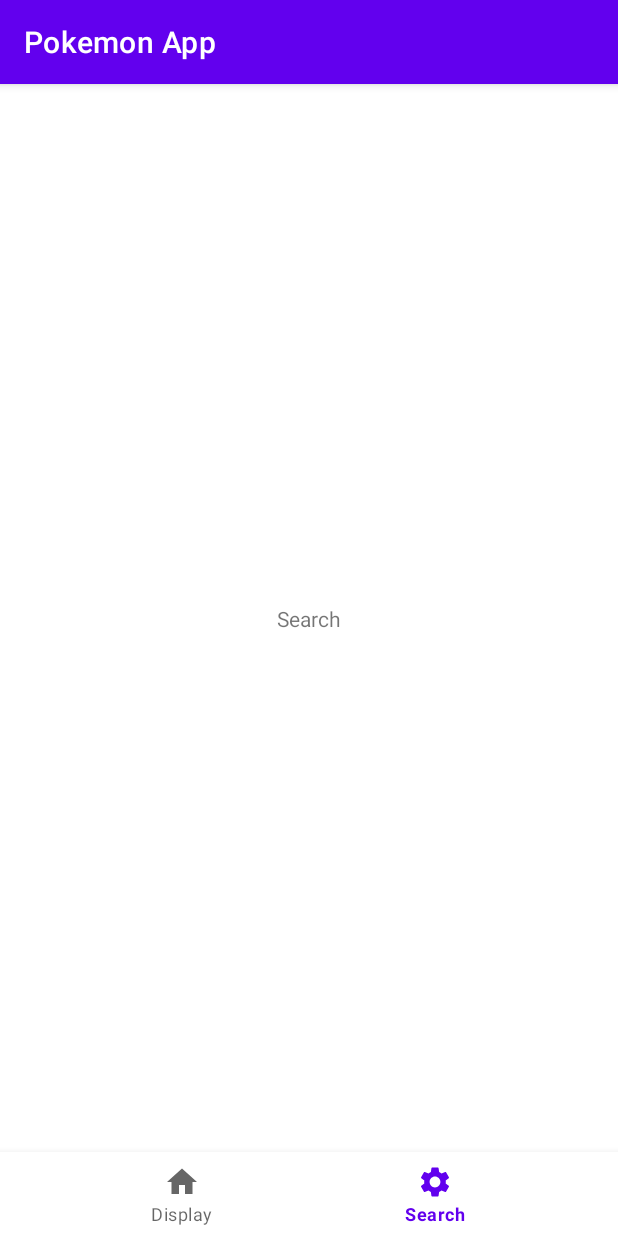
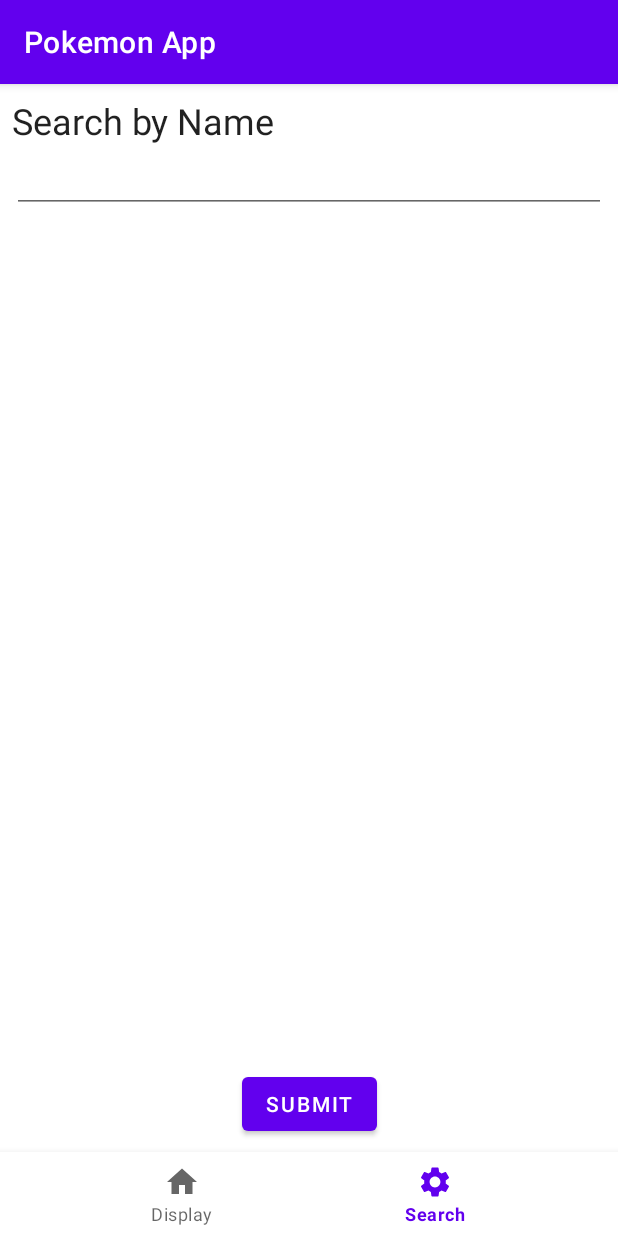
Before and after one commit to nickdiaz57/PokemonApp, an Android app: the SearchFragment screen opened through its navigation route, on a phone screen of 412 x 824 dp. Run offline under Robolectric (Android 15) with nearby library versions, the phone set to English and light mode, and no system bars; our stand-ins replace Dagger/Hilt's generated code, navigation-ui; 1 statement that could not run was skipped.

```diff
--- a/app/src/main/java/com/example/pokemonapp/model/Card.kt
+++ b/app/src/main/java/com/example/pokemonapp/model/Card.kt
@@ -13,6 +13,7 @@ import kotlinx.parcelize.Parcelize
 data class Card(
     @PrimaryKey val id: String?,
     val evolvesFrom: String?,
+    val evolvesTo: List<String>?,
     val hp: String?,
     val images: Images?,
     val name: String?,
--- a/app/src/main/java/com/example/pokemonapp/view/SearchFragment.kt
+++ b/app/src/main/java/com/example/pokemonapp/view/SearchFragment.kt
@@ -18,7 +18,11 @@ class SearchFragment : Fragment() {
     ) = FragmentSearchBinding.inflate(inflater, container, false).also {
         _binding = it
     }.root
+    //on submit get the query from the text box
+    //query is sent to api formatted like q=name:char*
+    //prepend 'q=name:' and append '*' to query from text box and submit
 
+    //allow ability to switch between search by pokemon (cards) and search by card sets (sets) endpoints
     override fun onDestroyView() {
         super.onDestroyView()
         _binding = null
--- a/app/src/main/res/layout/fragment_search.xml
+++ b/app/src/main/res/layout/fragment_search.xml
@@ -7,13 +7,32 @@
     android:padding="8dp"
     tools:context="com.example.pokemonapp.view.SearchFragment">
 
-    <TextView
-        android:id="@+id/textView"
+    <com.google.android.material.textview.MaterialTextView
+        android:id="@+id/label_name_entry"
         android:layout_width="wrap_content"
         android:layout_height="wrap_content"
-        android:text="Search"
+        android:labelFor="@id/name_entry"
+        android:text="Search by Name"
+        android:textAppearance="?attr/textAppearanceHeadline5"
+        app:layout_constraintStart_toStartOf="parent"
+        app:layout_constraintTop_toTopOf="parent" />
+    <com.google.android.material.textfield.TextInputEditText
+        android:id="@+id/name_entry"
+        android:layout_width="match_parent"
+        android:layout_height="wrap_content"
+        app:layout_constraintTop_toBottomOf="@+id/label_name_entry"
+        app:layout_constraintStart_toStartOf="parent"
+        android:inputType="text"
+        />
+
+    <com.google.android.material.button.MaterialButton
+        android:id="@+id/btn_submit"
+        android:layout_width="wrap_content"
+        android:layout_height="wrap_content"
+        android:text="Submit"
         app:layout_constraintBottom_toBottomOf="parent"
         app:layout_constraintEnd_toEndOf="parent"
         app:layout_constraintStart_toStartOf="parent"
-        app:layout_constraintTop_toTopOf="parent" />
+        tools:visibility="visible" />
+
 </androidx.constraintlayout.widget.ConstraintLayout>
```
Also changed, not shown: app/src/main/java/com/example/pokemonapp/model/Set.kt (added, +21 -0 lines), app/src/main/java/com/example/pokemonapp/model/SetImages.kt (added, +14 -0 lines), app/src/main/java/com/example/pokemonapp/model/SetResponse.kt (added, +11 -0 lines), app/src/main/java/com/example/pokemonapp/view/DetailsFragment.kt (+5 -2 lines), app/src/main/java/com/example/pokemonapp/view/DisplayFragment.kt (+1 -22 lines).
